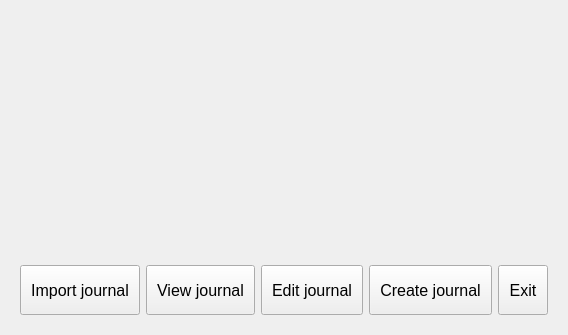
This is python-client/ui/journals_window.ui in INeedADollar/Journal as Qt 5 draws it before an edit. The edited form follows.
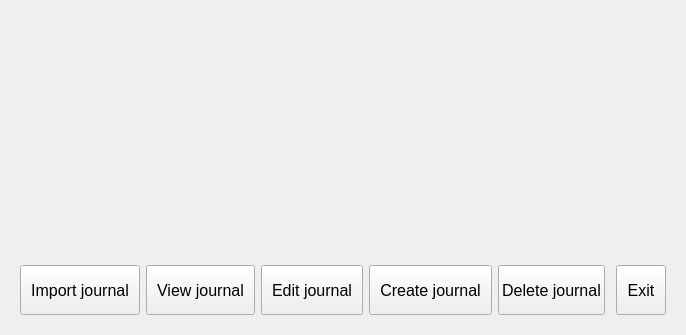
This is the edited form.

Commit message: Implement requester and journals window wip

The edit to the form file:
```diff
--- a/python-client/ui/journals_window.ui
+++ b/python-client/ui/journals_window.ui
@@ -6,7 +6,7 @@
    <rect>
     <x>0</x>
     <y>0</y>
-    <width>495</width>
+    <width>686</width>
     <height>335</height>
    </rect>
   </property>
@@ -143,6 +143,24 @@
            </property>
           </widget>
          </item>
+         <item>
+          <widget class="QPushButton" name="deleteJournal">
+           <property name="minimumSize">
+            <size>
+             <width>0</width>
+             <height>50</height>
+            </size>
+           </property>
+           <property name="font">
+            <font>
+             <pointsize>12</pointsize>
+            </font>
+           </property>
+           <property name="text">
+            <string>Delete journal</string>
+           </property>
+          </widget>
+         </item>
          <item>
           <spacer name="buttonsSpacer">
            <property name="orientation">
```
Left out of the diff: 2 changed lines with no effect on the pictures. The commit also changes 2 other files.
